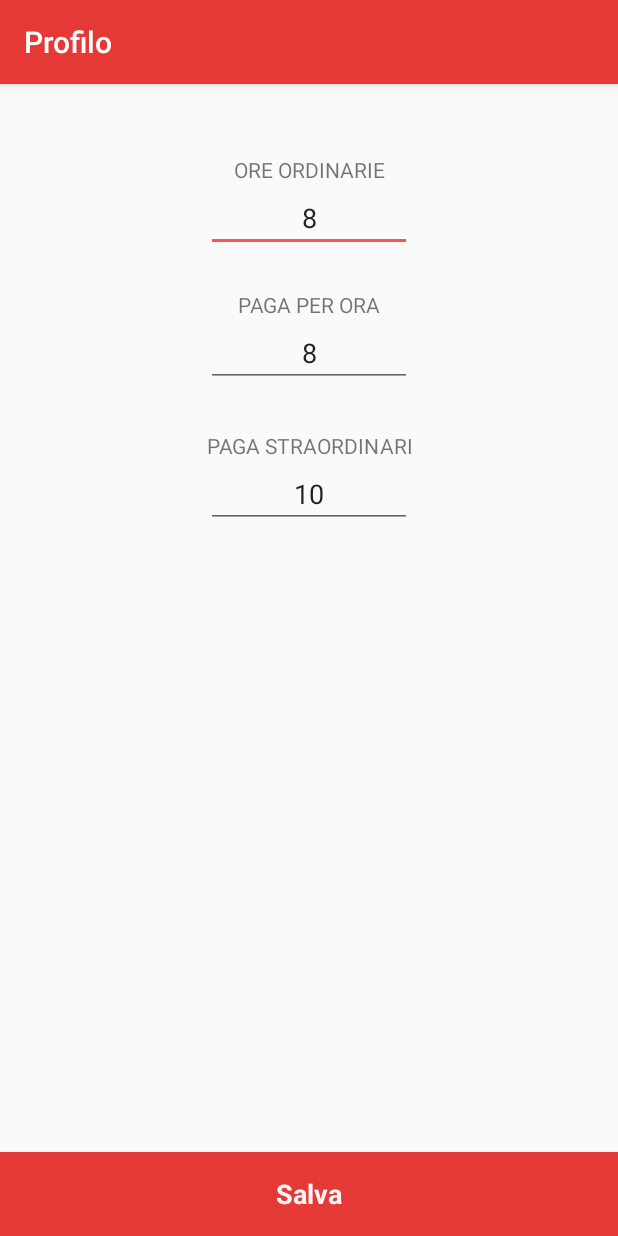
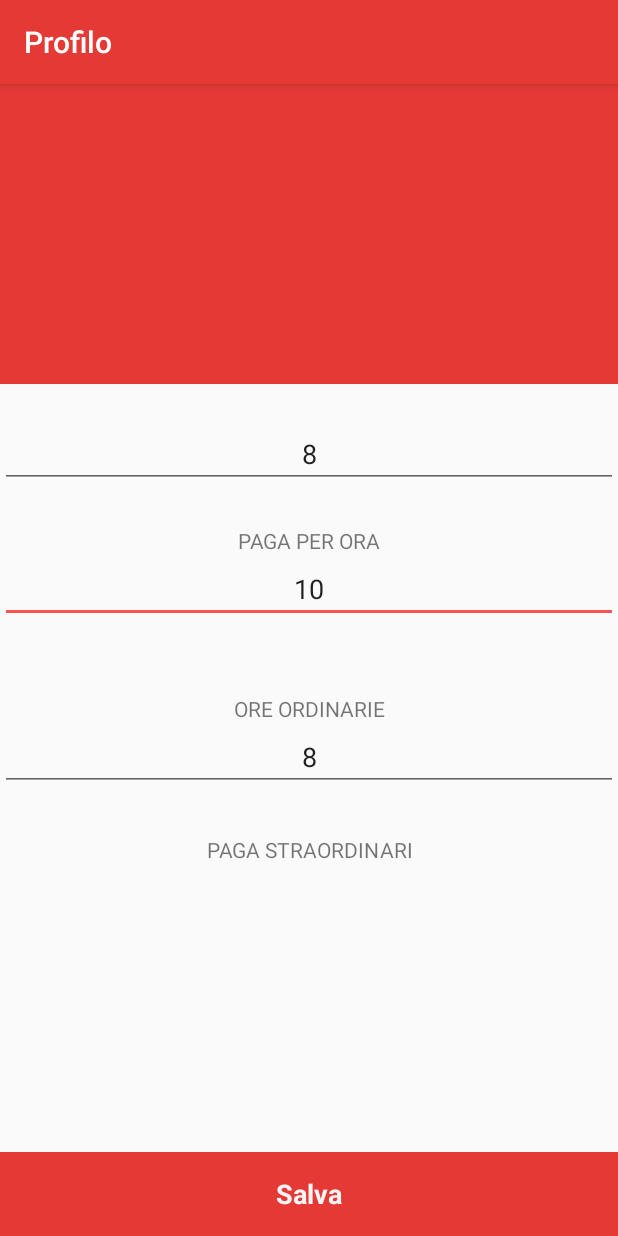
Before and after one commit to Zetandroid/MyJobWallet, an Android app: the ProfileActivity screen opened directly, with no data from a screen before it, on a phone screen of 412 x 824 dp. Run offline under Robolectric (Android 15) with nearby library versions, the phone set to English and light mode, and no system bars.

Commit message:
Aggiunto Admob Nativa Modificato Layout profilo Modificato layout turni aggiunti bottom

```diff
--- a/app/src/main/res/layout/activity_profile.xml
+++ b/app/src/main/res/layout/activity_profile.xml
@@ -7,42 +7,70 @@
     app:layout_behavior="@string/appbar_scrolling_view_behavior"
     tools:context="com.kubix.myjobwallet.ProfileActivity">
 
-    <TextView
-        android:id="@+id/textView"
-        android:textAlignment="center"
-        android:layout_width="wrap_content"
+
+    <ScrollView
+        android:layout_width="match_parent"
+        android:layout_height="match_parent">
+
+        <LinearLayout
+            android:layout_width="match_parent"
             android:layout_height="wrap_content"
-        android:layout_alignParentTop="true"
-        android:layout_marginTop="47dp"
-        android:text="ORE ORDINARIE"
-        android:layout_alignStart="@+id/textView2"
-        android:layout_alignEnd="@+id/textView2" />
+            android:orientation="vertical">
+
+            <ImageView
+                android:id="@+id/imageView3"
+                android:layout_width="match_parent"
+                android:layout_height="200dp"
+                app:srcCompat="@color/colorPrimary" />
 
             <EditText
                 android:id="@+id/oreOrdinarieText"
-        android:layout_width="wrap_content"
+                android:layout_width="match_parent"
                 android:layout_height="wrap_content"
                 android:layout_alignEnd="@+id/textView"
                 android:layout_alignStart="@+id/textView"
                 android:layout_below="@+id/textView"
+                android:layout_marginTop="24dp"
                 android:ems="10"
                 android:inputType="number"
                 android:textAlignment="center" />
 
             <TextView
                 android:id="@+id/textView2"
-        android:textAlignment="center"
-        android:layout_width="wrap_content"
+                android:layout_width="match_parent"
                 android:layout_height="wrap_content"
+                android:layout_alignEnd="@+id/textView3"
+                android:layout_alignStart="@+id/textView3"
                 android:layout_below="@+id/oreOrdinarieText"
                 android:layout_marginTop="25dp"
                 android:text="PAGA PER ORA"
-        android:layout_alignStart="@+id/textView3"
-        android:layout_alignEnd="@+id/textView3" />
+                android:textAlignment="center" />
+
+            <EditText
+                android:id="@+id/pagaStraordinariText"
+                android:layout_width="match_parent"
+                android:layout_height="wrap_content"
+                android:layout_alignEnd="@+id/pagaOrariaText"
+                android:layout_alignStart="@+id/pagaOrariaText"
+                android:layout_below="@+id/textView3"
+                android:ems="10"
+                android:inputType="number"
+                android:textAlignment="center" />
+
+            <TextView
+                android:id="@+id/textView"
+                android:layout_width="match_parent"
+                android:layout_height="wrap_content"
+                android:layout_alignEnd="@+id/textView2"
+                android:layout_alignParentTop="true"
+                android:layout_alignStart="@+id/textView2"
+                android:layout_marginTop="47dp"
+                android:text="ORE ORDINARIE"
+                android:textAlignment="center" />
 
             <EditText
                 android:id="@+id/pagaOrariaText"
-        android:layout_width="wrap_content"
+                android:layout_width="match_parent"
                 android:layout_height="wrap_content"
                 android:layout_alignEnd="@+id/oreOrdinarieText"
                 android:layout_alignStart="@+id/oreOrdinarieText"
@@ -53,24 +81,15 @@
 
             <TextView
                 android:id="@+id/textView3"
-        android:textAlignment="center"
-        android:layout_width="wrap_content"
+                android:layout_width="match_parent"
                 android:layout_height="wrap_content"
                 android:layout_below="@+id/pagaOrariaText"
                 android:layout_centerHorizontal="true"
                 android:layout_marginTop="29dp"
-        android:text="PAGA STRAORDINARI" />
-
-    <EditText
-        android:id="@+id/pagaStraordinariText"
-        android:layout_width="wrap_content"
-        android:layout_height="wrap_content"
-        android:layout_alignEnd="@+id/pagaOrariaText"
-        android:layout_alignStart="@+id/pagaOrariaText"
-        android:layout_below="@+id/textView3"
-        android:ems="10"
-        android:inputType="number"
+                android:text="PAGA STRAORDINARI"
                 android:textAlignment="center" />
+        </LinearLayout>
+    </ScrollView>
 
 
     <ImageView
```
Lines whose indentation alone changed are shown as unchanged.
